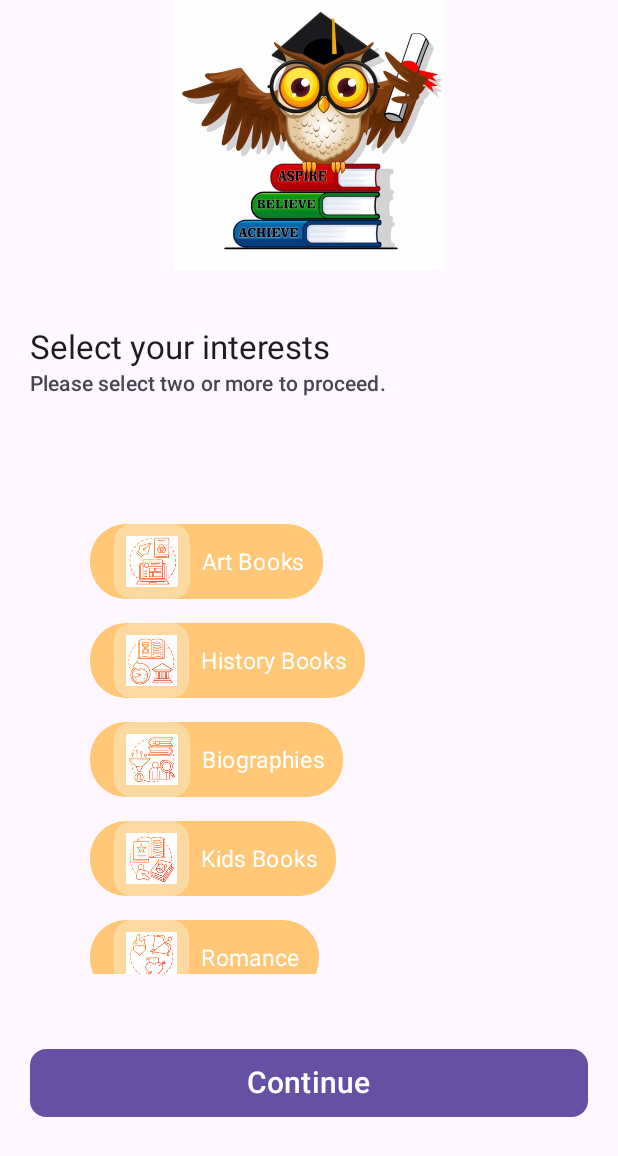
After one commit to 21020620/MobDev_Nhom06_Asg02, an Android app built with Jetpack Compose: the ChooseBookGenresView screen opened through its navigation route, on a phone screen of 412 x 824 dp. The commit adds this screen. Shown: the top 1156 px of the screen. Run offline under Robolectric (Android 15) with nearby library versions, the light colour scheme and no system bars.

Commit message:
choose book genres UI

```diff
--- a/app/src/main/java/com/example/mobdev2/MainActivity.kt
+++ b/app/src/main/java/com/example/mobdev2/MainActivity.kt
@@ -13,6 +13,7 @@ import androidx.compose.ui.tooling.preview.Preview
 import androidx.navigation.compose.NavHost
 import androidx.navigation.compose.composable
 import androidx.navigation.compose.rememberNavController
+import com.example.mobdev2.ui.screens.auth.ChooseBookGenresView
 import com.example.mobdev2.ui.screens.auth.LoginView
 import com.example.mobdev2.ui.screens.auth.PasswordResetView
 import com.example.mobdev2.ui.screens.auth.SignUpView
@@ -42,6 +43,7 @@ fun CoreApp() {
         composable("login", content = { LoginView(navController = navController)})
         composable("sign_up", content = { SignUpView(navController = navController)})
         composable("password_reset", content = { PasswordResetView(navController = navController) })
+        composable("choose_book_genres", content = { ChooseBookGenresView(navController = navController) })
     })
 }
 
--- /dev/null
+++ b/app/src/main/java/com/example/mobdev2/ui/components/CustomImageButton.kt
@@ -0,0 +1,106 @@
+package com.example.mobdev2.ui.components
+
+import androidx.compose.foundation.Image
+import androidx.compose.foundation.background
+import androidx.compose.foundation.border
+import androidx.compose.foundation.layout.Arrangement
+import androidx.compose.foundation.layout.Box
+import androidx.compose.foundation.layout.Row
+import androidx.compose.foundation.layout.height
+import androidx.compose.foundation.layout.padding
+import androidx.compose.foundation.shape.RoundedCornerShape
+import androidx.compose.material3.MaterialTheme
+import androidx.compose.material3.Surface
+import androidx.compose.material3.Text
+import androidx.compose.runtime.Composable
+import androidx.compose.runtime.getValue
+import androidx.compose.runtime.mutableStateOf
+import androidx.compose.runtime.remember
+import androidx.compose.runtime.setValue
+import androidx.compose.ui.Alignment
+import androidx.compose.ui.Modifier
+import androidx.compose.ui.graphics.Color
+import androidx.compose.ui.res.painterResource
+import androidx.compose.ui.tooling.preview.Preview
+import androidx.compose.ui.unit.dp
+import com.example.mobdev2.R
+import com.example.mobdev2.ui.theme.spacing
+
+@Composable
+fun CustomImageButton(
+    imageID: Int,
+    content: String,
+    backgroundColor: Long,
+    onClick: () -> Unit = {},
+    modifier: Modifier
+) {
+
+    var isClicked by remember { mutableStateOf(false) }
+    Surface(
+        onClick = {
+            onClick
+            isClicked = !isClicked
+        },
+        modifier = Modifier
+    ) {
+
+        Row(
+            modifier = Modifier
+                .padding(0.dp)
+                .height(50.dp)
+                .background(
+                    color = if (!isClicked) Color(backgroundColor) else Color(0xF8F59100),
+                    shape = RoundedCornerShape(size = 24.dp)
+                )
+                .padding(
+                    start = MaterialTheme.spacing.medium,
+                    end = MaterialTheme.spacing.smallMedium
+                ),
+            verticalAlignment = Alignment.CenterVertically,
+            horizontalArrangement = Arrangement.spacedBy(
+                MaterialTheme.spacing.default,
+                Alignment.Start
+            ),
+        ) {
+            Box(
+                modifier = Modifier
+                    .background(
+                        color = Color(0x4FF3FFFE),
+                        shape = RoundedCornerShape(size = 12.dp)
+                    )
+            ) {
+                Image(
+                    modifier = Modifier
+                        .align(Alignment.Center)
+                        .padding(MaterialTheme.spacing.default),
+                    painter = painterResource(id = imageID),
+                    contentDescription = ""
+                )
+            }
+            Text(
+                text = content,
+                color = MaterialTheme.colorScheme.onPrimary,
+                maxLines = 1
+            )
+        }
+
+    }
+}
+
+@Preview(showBackground = true)
+@Composable
+fun CustomIconButtonPreview() {
+    CustomImageButton(
+        imageID = R.drawable.history_books,
+        content = "History Books",
+        backgroundColor = 0xF8FFC673,
+        modifier = Modifier
+            .padding(0.dp)
+            .height(115.dp)
+            .background(
+                color = Color(0xF8C08938),
+                shape = RoundedCornerShape(size = 20.dp)
+            )
+            .padding(start = 16.dp, end = 16.dp)
+    )
+}
--- a/app/src/main/java/com/example/mobdev2/ui/navigation/Screens.kt
+++ b/app/src/main/java/com/example/mobdev2/ui/navigation/Screens.kt
@@ -4,4 +4,5 @@ sealed class Screens (val route: String) {
     data object Login: Screens("login")
     data object Signup: Screens("sign_up")
     data object PasswordReset: Screens("password_reset")
+    data object ChooseBookGenres: Screens("choose_book_genres")
 }
--- /dev/null
+++ b/app/src/main/java/com/example/mobdev2/ui/screens/auth/ChooseBookGenresView.kt
@@ -0,0 +1,232 @@
+package com.example.mobdev2.ui.screens.auth
+
+
+import androidx.compose.foundation.Image
+import androidx.compose.foundation.layout.Arrangement
+import androidx.compose.foundation.layout.Box
+import androidx.compose.foundation.layout.Column
+import androidx.compose.foundation.layout.Row
+import androidx.compose.foundation.layout.Spacer
+import androidx.compose.foundation.layout.defaultMinSize
+import androidx.compose.foundation.layout.fillMaxSize
+import androidx.compose.foundation.layout.fillMaxWidth
+import androidx.compose.foundation.layout.height
+import androidx.compose.foundation.layout.padding
+import androidx.compose.foundation.layout.requiredSize
+import androidx.compose.foundation.lazy.LazyColumn
+import androidx.compose.foundation.shape.RoundedCornerShape
+import androidx.compose.material3.MaterialTheme
+import androidx.compose.material3.Surface
+import androidx.compose.runtime.Composable
+import androidx.compose.runtime.getValue
+import androidx.compose.runtime.mutableStateOf
+import androidx.compose.runtime.remember
+import androidx.compose.runtime.setValue
+import androidx.compose.ui.Alignment
+import androidx.compose.ui.Modifier
+import androidx.compose.ui.res.painterResource
+import androidx.compose.ui.tooling.preview.Preview
+import androidx.compose.ui.unit.dp
+import androidx.compose.ui.unit.sp
+import androidx.navigation.NavController
+import com.example.mobdev2.R
+import com.example.mobdev2.ui.components.CustomButton
+import com.example.mobdev2.ui.components.CustomImageButton
+import com.example.mobdev2.ui.components.auth.EmailField
+import com.example.mobdev2.ui.components.auth.LoginButtonGroup
+import com.example.mobdev2.ui.components.auth.PasswordField
+import com.example.mobdev2.ui.components.auth.PromptRow
+import com.example.mobdev2.ui.components.auth.SignUpButtonGroup
+import com.example.mobdev2.ui.components.auth.Title
+import com.example.mobdev2.ui.navigation.Screens
+import com.example.mobdev2.ui.theme.MobDev2Theme
+import com.example.mobdev2.ui.theme.spacing
+
+@Composable
+fun ChooseBookGenresView(navController: NavController? = null) {
+
+
+    Surface {
+        Column(
+            modifier = Modifier
+                .fillMaxSize()
+                .padding(start = 20.dp, end = 20.dp)
+        ) {
+            Box(
+                modifier = Modifier
+                    .fillMaxWidth()
+                    .defaultMinSize()
+                    .weight(0.5f),
+                contentAlignment = Alignment.TopCenter
+            ) {
+                Image(
+                    modifier = Modifier.requiredSize(180.dp),
+                    painter = painterResource(id = R.drawable.logo),
+                    contentDescription = "LOGO"
+                )
+            }
+
+            Box(
+                modifier = Modifier
+                    .fillMaxWidth()
+                    .weight(0.3f)
+            ) {
+                Title(
+                    title = "Select your interests",
+                    subtitle = "Please select two or more to proceed."
+                )
+            }
+
+            LazyColumn(
+                modifier = Modifier
+                    .fillMaxWidth()
+                    .height(300.dp)
+                    .padding(start = 40.dp, end = 20.dp),
+                verticalArrangement = Arrangement.spacedBy(MaterialTheme.spacing.medium)
+            ) {
+
+                item {
+                    CustomImageButton(
+                        imageID = R.drawable.art_books,
+                        content = "Art Books",
+                        backgroundColor = 0xF8FFC673,
+                        onClick = { },
+                        modifier = Modifier
+                            .weight(1f)
+                    )
+                }
+
+                item {
+                    CustomImageButton(
+                        imageID = R.drawable.history_books,
+                        content = "History Books",
+                        backgroundColor = 0xF8FFC673,
+                        onClick = { },
+                        modifier = Modifier
+                            .weight(1f)
+                    )
+                }
+
+
+                item {
+                    CustomImageButton(
+                        imageID = R.drawable.biographies,
+                        content = "Biographies",
+                        backgroundColor = 0xF8FFC673,
+                        onClick = { },
+                        modifier = Modifier
+                            .weight(1f)
+                    )
+                }
+
+                item {
+                    CustomImageButton(
+                        imageID = R.drawable.kids_books,
+                        content = "Kids Books",
+                        backgroundColor = 0xF8FFC673,
+                        onClick = { },
+                        modifier = Modifier
+                            .weight(1f)
+                    )
+                }
+
+                item {
+                    CustomImageButton(
+                        imageID = R.drawable.romance,
+                        content = "Romance",
+                        backgroundColor = 0xF8FFC673,
+                        onClick = { },
+                        modifier = Modifier
+                            .weight(1f)
+                    )
+                }
+
+                item {
+                    CustomImageButton(
+                        imageID = R.drawable.medical_books,
+                        content = "Medical Books",
+                        backgroundColor = 0xF8FFC673,
+                        onClick = { },
+                        modifier = Modifier
+                            .weight(1f)
+                    )
+                }
+
+                item {
+                    CustomImageButton(
+                        imageID = R.drawable.mystery,
+                        content = "Mystery",
+                        backgroundColor = 0xF8FFC673,
+                        onClick = { },
+                        modifier = Modifier
+                            .weight(1f)
+                    )
+                }
+
+
+                item {
+                    CustomImageButton(
+                        imageID = R.drawable.science_fiction,
+                        content = "Science Fiction",
+                        backgroundColor = 0xF8FFC673,
+                        onClick = { },
+                        modifier = Modifier
+                            .weight(1f)
+                    )
+                }
+
+                item {
+                    CustomImageButton(
+                        imageID = R.drawable.science_books,
+                        content = "Science Books",
+                        backgroundColor = 0xF8FFC673,
+                        onClick = { },
+                        modifier = Modifier
+                            .weight(1f)
+                    )
+                }
+
+                item {
+                    CustomImageButton(
+                        imageID = R.drawable.fantasy,
+                        content = "Fantasy",
+                        backgroundColor = 0xF8FFC673,
+                        onClick = { },
+                        modifier = Modifier
+                            .weight(1f)
+                    )
+                }
+
+
+            }
+
+            Column(
+                modifier = Modifier
+                    .fillMaxWidth()
+                    .weight(0.4f)
+                    .padding(top = 50.dp),
+                verticalArrangement = Arrangement.Top,
+                horizontalAlignment = Alignment.CenterHorizontally
+            ) {
+
+                CustomButton(
+                    modifier = Modifier
+                        .fillMaxWidth()
+                        .height(45.dp),
+                    onClick = {},
+                    text = "Continue",
+                    fontSize = 20.sp,
+                    shape = RoundedCornerShape(24)
+                )
+
+            }
+
+        }
+    }
+}
+
+@Preview(showBackground = true)
+@Composable
+private fun CategoriesPreview() {
+    MobDev2Theme { ChooseBookGenresView() }
+}
--- a/app/src/main/java/com/example/mobdev2/ui/screens/auth/SignUpView.kt
+++ b/app/src/main/java/com/example/mobdev2/ui/screens/auth/SignUpView.kt
@@ -28,6 +28,7 @@ import com.example.mobdev2.ui.components.auth.EmailField
 import com.example.mobdev2.ui.components.auth.PasswordField
 import com.example.mobdev2.ui.components.auth.SignUpButtonGroup
 import com.example.mobdev2.ui.components.auth.Title
+import com.example.mobdev2.ui.navigation.Screens
 import com.example.mobdev2.ui.theme.MobDev2Theme
 
 
@@ -107,7 +108,7 @@ fun SignUpView(navController: NavController? = null) {
 
                 Surface(modifier = Modifier.weight(1f)) {
                     SignUpButtonGroup(
-                        signUp = { },
+                        signUp = { navController?.navigate(Screens.ChooseBookGenres.route)},
                         login = { navController?.popBackStack() }
                     )
                 }
```
Also changed, not shown: app/src/main/res/drawable/art_books.png (added), app/src/main/res/drawable/biographies.png (added), app/src/main/res/drawable/detective.png (added), app/src/main/res/drawable/fantasy.png (added), app/src/main/res/drawable/history_books.png (added), app/src/main/res/drawable/kids_books.png (added), app/src/main/res/drawable/medical_books.png (added), app/src/main/res/drawable/mystery.png (added), app/src/main/res/drawable/romance.png (added), app/src/main/res/drawable/science_books.png (added), app/src/main/res/drawable/science_fiction.png (added).
